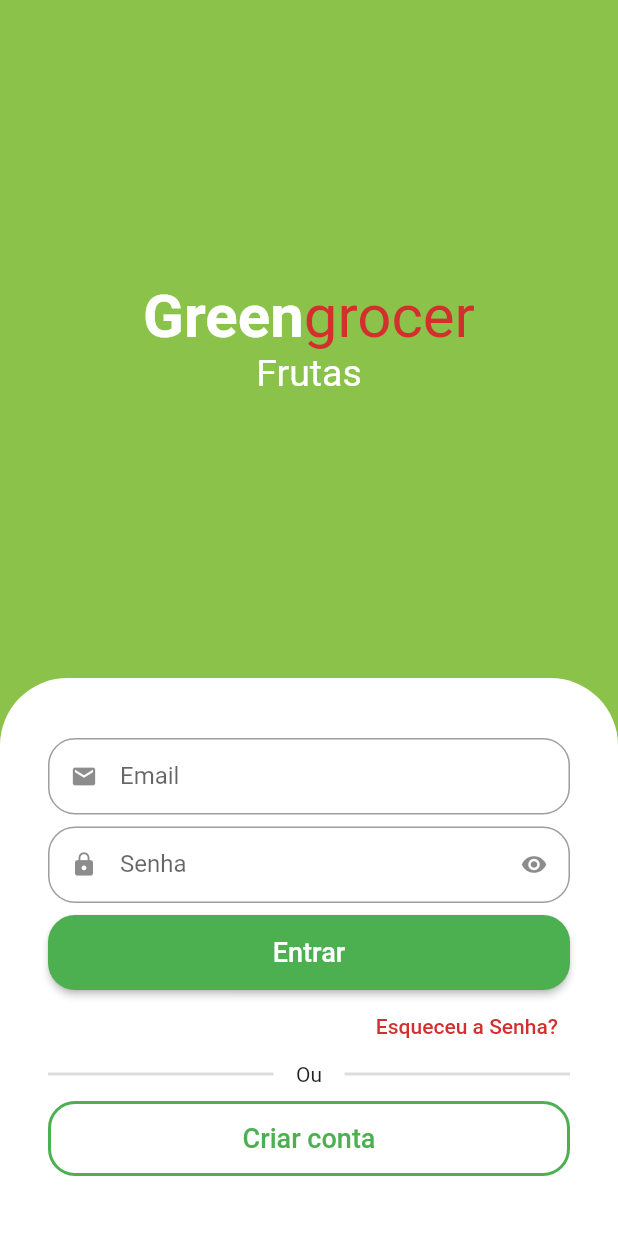
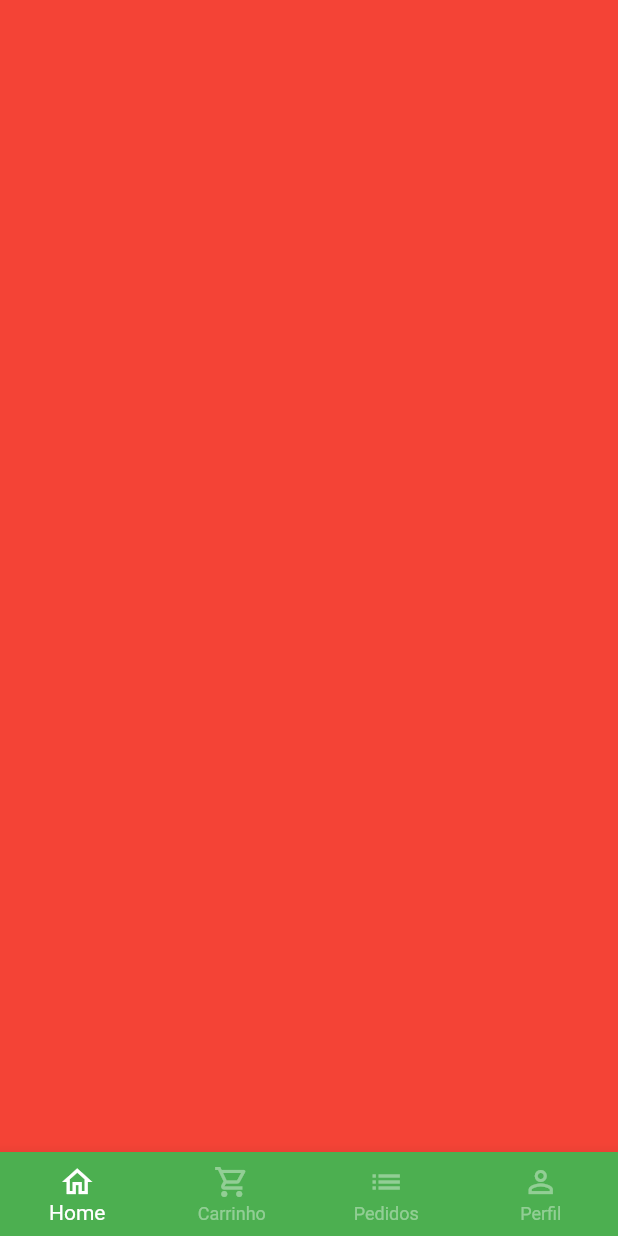
Before and after one commit to IagoAntunes/quitandavirtual, a Flutter app: the screen it shows after launch, after a tap on "Entrar", on a phone screen of 412 x 824 dp. Run offline on Flutter 3.47's test engine with Material 2 defaults, Android fonts, the phone set to English and light mode, and no system bars; drawn by our look-alikes of animated_text_kit; our stand-ins replace mask_text_input_formatter.

Commit message:
Home Screen

```diff
--- a/lib/src/auth/sign_in_screen.dart
+++ b/lib/src/auth/sign_in_screen.dart
@@ -3,6 +3,7 @@ import 'package:flutter/material.dart';
 import 'package:quitandavirtual/src/auth/components/custom_text_field.dart';
 import 'package:quitandavirtual/src/auth/config/custom_colors.dart';
 import 'package:quitandavirtual/src/auth/sign_up_screen.dart';
+import 'package:quitandavirtual/src/base/base_screen.dart';
 
 class SignInScreen extends StatelessWidget {
   const SignInScreen({super.key});
@@ -87,7 +88,12 @@ class SignInScreen extends StatelessWidget {
                             style: ElevatedButton.styleFrom(
                                 shape: RoundedRectangleBorder(
                                     borderRadius: BorderRadius.circular(18))),
-                            onPressed: () => {},
+                            onPressed: () {
+                              Navigator.of(context).pushReplacement(
+                                  MaterialPageRoute(builder: (c) {
+                                return const BaseScreen();
+                              }));
+                            },
                             child: const Text(
                               'Entrar',
                               style: TextStyle(fontSize: 18),
--- a/lib/src/auth/sign_up_screen.dart
+++ b/lib/src/auth/sign_up_screen.dart
@@ -1,6 +1,4 @@
 import 'package:flutter/material.dart';
-import 'package:flutter/src/widgets/container.dart';
-import 'package:flutter/src/widgets/framework.dart';
 import 'package:mask_text_input_formatter/mask_text_input_formatter.dart';
 import 'package:quitandavirtual/src/auth/components/custom_text_field.dart';
 import 'package:quitandavirtual/src/auth/config/custom_colors.dart';
--- /dev/null
+++ b/lib/src/base/base_screen.dart
@@ -0,0 +1,26 @@
+import 'package:flutter/material.dart';
+
+class BaseScreen extends StatelessWidget {
+  const BaseScreen({super.key});
+
+  @override
+  Widget build(BuildContext context) {
+    return Scaffold(
+      body: Container(color: Colors.red),
+      bottomNavigationBar: BottomNavigationBar(
+          selectedItemColor: Colors.white,
+          unselectedItemColor: Colors.white.withAlpha(100),
+          type: BottomNavigationBarType.fixed,
+          backgroundColor: Colors.green,
+          items: const [
+            BottomNavigationBarItem(
+                icon: Icon(Icons.home_outlined), label: 'Home'),
+            BottomNavigationBarItem(
+                icon: Icon(Icons.shopping_cart_outlined), label: 'Carrinho'),
+            BottomNavigationBarItem(icon: Icon(Icons.list), label: 'Pedidos'),
+            BottomNavigationBarItem(
+                icon: Icon(Icons.person_outline), label: 'Perfil'),
+          ]),
+    );
+  }
+}
```
